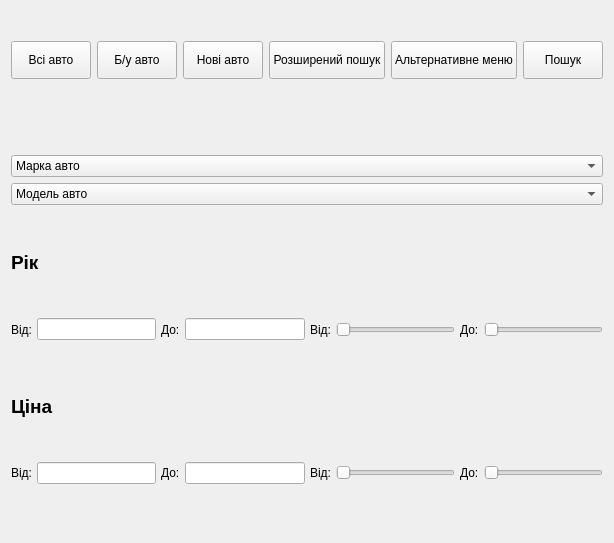
This is customer.ui in Ultrafiolet4/Module_4 as Qt 5 draws it before an edit. The edited form follows.
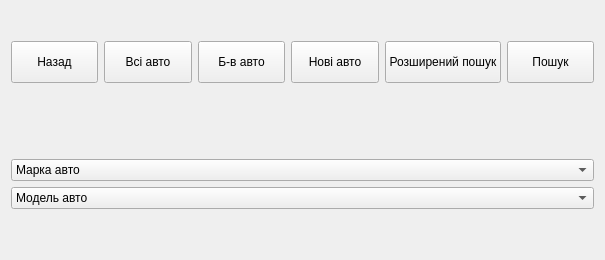
This is the edited form.

The edit to the form file:
```diff
--- a/customer.ui
+++ b/customer.ui
@@ -7,270 +7,14 @@
     <x>0</x>
     <y>0</y>
     <width>605</width>
-    <height>543</height>
+    <height>260</height>
    </rect>
   </property>
   <property name="windowTitle">
    <string>Form</string>
   </property>
-  <layout class="QGridLayout" name="gridLayout">
-   <item row="3" column="0">
-    <layout class="QHBoxLayout" name="year_lay" stretch="0,0,0,0,0,0,0,0">
-     <property name="spacing">
-      <number>5</number>
-     </property>
-     <property name="sizeConstraint">
-      <enum>QLayout::SetFixedSize</enum>
-     </property>
-     <property name="topMargin">
-      <number>30</number>
-     </property>
-     <property name="bottomMargin">
-      <number>40</number>
-     </property>
-     <item>
-      <widget class="QLabel" name="first_lbl">
-       <property name="sizePolicy">
-        <sizepolicy hsizetype="Minimum" vsizetype="Expanding">
-         <horstretch>0</horstretch>
-         <verstretch>0</verstretch>
-        </sizepolicy>
-       </property>
-       <property name="text">
-        <string>Від:</string>
-       </property>
-      </widget>
-     </item>
-     <item>
-      <widget class="QLineEdit" name="fromyear_led">
-       <property name="text">
-        <string/>
-       </property>
-      </widget>
-     </item>
-     <item>
-      <widget class="QLabel" name="last_lbl">
-       <property name="sizePolicy">
-        <sizepolicy hsizetype="Minimum" vsizetype="Expanding">
-         <horstretch>0</horstretch>
-         <verstretch>0</verstretch>
-        </sizepolicy>
-       </property>
-       <property name="text">
-        <string>До:</string>
-       </property>
-      </widget>
-     </item>
-     <item>
-      <widget class="QLineEdit" name="toyear_led">
-       <property name="text">
-        <string/>
-       </property>
-      </widget>
-     </item>
-     <item>
-      <widget class="QLabel" name="first2_lbl">
-       <property name="sizePolicy">
-        <sizepolicy hsizetype="Minimum" vsizetype="Expanding">
-         <horstretch>0</horstretch>
-         <verstretch>0</verstretch>
-        </sizepolicy>
-       </property>
-       <property name="text">
-        <string>Від:</string>
-       </property>
-      </widget>
-     </item>
-     <item>
-      <widget class="QSlider" name="first_sld">
-       <property name="cursor">
-        <cursorShape>PointingHandCursor</cursorShape>
-       </property>
-       <property name="orientation">
-        <enum>Qt::Horizontal</enum>
-       </property>
-      </widget>
-     </item>
-     <item>
-      <widget class="QLabel" name="last2_lbl">
-       <property name="sizePolicy">
-        <sizepolicy hsizetype="Minimum" vsizetype="Expanding">
-         <horstretch>0</horstretch>
-         <verstretch>0</verstretch>
-        </sizepolicy>
-       </property>
-       <property name="text">
-        <string>До:</string>
-       </property>
-      </widget>
-     </item>
-     <item>
-      <widget class="QSlider" name="last_sld">
-       <property name="cursor">
-        <cursorShape>PointingHandCursor</cursorShape>
-       </property>
-       <property name="orientation">
-        <enum>Qt::Horizontal</enum>
-       </property>
-      </widget>
-     </item>
-    </layout>
-   </item>
-   <item row="5" column="0">
-    <layout class="QHBoxLayout" name="price_lay">
-     <property name="spacing">
-      <number>5</number>
-     </property>
-     <property name="sizeConstraint">
-      <enum>QLayout::SetFixedSize</enum>
-     </property>
-     <property name="topMargin">
-      <number>30</number>
-     </property>
-     <property name="bottomMargin">
-      <number>40</number>
-     </property>
-     <item>
-      <widget class="QLabel" name="firstprice_lbl">
-       <property name="sizePolicy">
-        <sizepolicy hsizetype="Minimum" vsizetype="Expanding">
-         <horstretch>0</horstretch>
-         <verstretch>0</verstretch>
-        </sizepolicy>
-       </property>
-       <property name="text">
-        <string>Від:</string>
-       </property>
-      </widget>
-     </item>
-     <item>
-      <widget class="QLineEdit" name="fromprice_led">
-       <property name="text">
-        <string/>
-       </property>
-      </widget>
-     </item>
-     <item>
-      <widget class="QLabel" name="lastprice_lbl">
-       <property name="sizePolicy">
-        <sizepolicy hsizetype="Minimum" vsizetype="Expanding">
-         <horstretch>0</horstretch>
-         <verstretch>0</verstretch>
-        </sizepolicy>
-       </property>
-       <property name="text">
-        <string>До:</string>
-       </property>
-      </widget>
-     </item>
-     <item>
-      <widget class="QLineEdit" name="toprice_led">
-       <property name="text">
-        <string/>
-       </property>
-      </widget>
-     </item>
-     <item>
-      <widget class="QLabel" name="first2price_lbl">
-       <property name="sizePolicy">
-        <sizepolicy hsizetype="Minimum" vsizetype="Expanding">
-         <horstretch>0</horstretch>
-         <verstretch>0</verstretch>
-        </sizepolicy>
-       </property>
-       <property name="text">
-        <string>Від:</string>
-       </property>
-      </widget>
-     </item>
-     <item>
-      <widget class="QSlider" name="firstprice_sld">
-       <property name="sizePolicy">
-        <sizepolicy hsizetype="Expanding" vsizetype="Fixed">
-         <horstretch>0</horstretch>
-         <verstretch>0</verstretch>
-        </sizepolicy>
-       </property>
-       <property name="cursor">
-        <cursorShape>PointingHandCursor</cursorShape>
-       </property>
-       <property name="orientation">
-        <enum>Qt::Horizontal</enum>
-       </property>
-      </widget>
-     </item>
-     <item>
-      <widget class="QLabel" name="last2price_lbl">
-       <property name="sizePolicy">
-        <sizepolicy hsizetype="Minimum" vsizetype="Expanding">
-         <horstretch>0</horstretch>
-         <verstretch>0</verstretch>
-        </sizepolicy>
-       </property>
-       <property name="text">
-        <string>До:</string>
-       </property>
-      </widget>
-     </item>
-     <item>
-      <widget class="QSlider" name="lastprice_sld">
-       <property name="cursor">
-        <cursorShape>PointingHandCursor</cursorShape>
-       </property>
-       <property name="orientation">
-        <enum>Qt::Horizontal</enum>
-       </property>
-      </widget>
-     </item>
-    </layout>
-   </item>
-   <item row="1" column="0">
-    <layout class="QVBoxLayout" name="choise_lay">
-     <property name="topMargin">
-      <number>30</number>
-     </property>
-     <property name="bottomMargin">
-      <number>40</number>
-     </property>
-     <item>
-      <widget class="QComboBox" name="name_cb">
-       <property name="sizePolicy">
-        <sizepolicy hsizetype="Minimum" vsizetype="Minimum">
-         <horstretch>0</horstretch>
-         <verstretch>0</verstretch>
-        </sizepolicy>
-       </property>
-       <property name="cursor">
-        <cursorShape>PointingHandCursor</cursorShape>
-       </property>
-       <item>
-        <property name="text">
-         <string>Марка авто</string>
-        </property>
-       </item>
-      </widget>
-     </item>
-     <item>
-      <widget class="QComboBox" name="model_cb">
-       <property name="sizePolicy">
-        <sizepolicy hsizetype="Minimum" vsizetype="Minimum">
-         <horstretch>0</horstretch>
-         <verstretch>0</verstretch>
-        </sizepolicy>
-       </property>
-       <property name="cursor">
-        <cursorShape>PointingHandCursor</cursorShape>
-       </property>
-       <item>
-        <property name="text">
-         <string>Модель авто</string>
-        </property>
-       </item>
-      </widget>
-     </item>
-    </layout>
-   </item>
-   <item row="0" column="0">
+  <layout class="QVBoxLayout" name="verticalLayout">
+   <item>
     <layout class="QHBoxLayout" name="buttons_lay" stretch="0,0,0,0,0,0">
      <property name="sizeConstraint">
       <enum>QLayout::SetFixedSize</enum>
@@ -287,6 +31,22 @@
      <property name="bottomMargin">
       <number>40</number>
      </property>
+     <item>
+      <widget class="QPushButton" name="exit_pb">
+       <property name="sizePolicy">
+        <sizepolicy hsizetype="Expanding" vsizetype="Expanding">
+         <horstretch>0</horstretch>
+         <verstretch>0</verstretch>
+        </sizepolicy>
+       </property>
+       <property name="cursor">
+        <cursorShape>PointingHandCursor</cursorShape>
+       </property>
+       <property name="text">
+        <string>Назад</string>
+       </property>
+      </widget>
+     </item>
      <item>
       <widget class="QPushButton" name="all_pb">
        <property name="sizePolicy">
@@ -315,7 +75,7 @@
         <cursorShape>PointingHandCursor</cursorShape>
        </property>
        <property name="text">
-        <string>Б/у авто</string>
+        <string>Б-в авто</string>
        </property>
       </widget>
      </item>
@@ -351,22 +111,6 @@
        </property>
       </widget>
      </item>
-     <item>
-      <widget class="QPushButton" name="alternative_pb">
-       <property name="sizePolicy">
-        <sizepolicy hsizetype="Expanding" vsizetype="Expanding">
-         <horstretch>0</horstretch>
-         <verstretch>0</verstretch>
-        </sizepolicy>
-       </property>
-       <property name="cursor">
-        <cursorShape>PointingHandCursor</cursorShape>
-       </property>
-       <property name="text">
-        <string>Альтернативне меню</string>
-       </property>
-      </widget>
-     </item>
      <item>
       <widget class="QPushButton" name="search_pb">
        <property name="sizePolicy">
@@ -385,33 +129,51 @@
      </item>
     </layout>
    </item>
-   <item row="4" column="0">
-    <widget class="QLabel" name="price_lbl">
-     <property name="font">
-      <font>
-       <pointsize>14</pointsize>
-       <weight>75</weight>
-       <bold>true</bold>
-      </font>
+   <item>
+    <layout class="QVBoxLayout" name="choise_lay">
+     <property name="topMargin">
+      <number>30</number>
      </property>
-     <property name="text">
-      <string>Ціна</string>
+     <property name="bottomMargin">
+      <number>40</number>
      </property>
-    </widget>
-   </item>
-   <item row="2" column="0">
-    <widget class="QLabel" name="year_lbl">
-     <property name="font">
-      <font>
-       <pointsize>14</pointsize>
-       <weight>75</weight>
-       <bold>true</bold>
-      </font>
-     </property>
-     <property name="text">
-      <string>Рік</string>
-     </property>
-    </widget>
+     <item>
+      <widget class="QComboBox" name="name_cb">
+       <property name="sizePolicy">
+        <sizepolicy hsizetype="Minimum" vsizetype="Minimum">
+         <horstretch>0</horstretch>
+         <verstretch>0</verstretch>
+        </sizepolicy>
+       </property>
+       <property name="cursor">
+        <cursorShape>PointingHandCursor</cursorShape>
+       </property>
+       <item>
+        <property name="text">
+         <string>Марка авто</string>
+        </property>
+       </item>
+      </widget>
+     </item>
+     <item>
+      <widget class="QComboBox" name="model_cb">
+       <property name="sizePolicy">
+        <sizepolicy hsizetype="Minimum" vsizetype="Minimum">
+         <horstretch>0</horstretch>
+         <verstretch>0</verstretch>
+        </sizepolicy>
+       </property>
+       <property name="cursor">
+        <cursorShape>PointingHandCursor</cursorShape>
+       </property>
+       <item>
+        <property name="text">
+         <string>Модель авто</string>
+        </property>
+       </item>
+      </widget>
+     </item>
+    </layout>
    </item>
   </layout>
  </widget>
```
